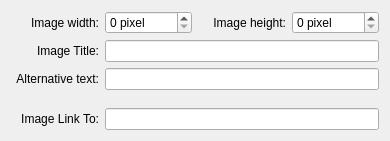
This is blogilo/src/composer/dialogs/editimagebase.ui in chusopr/kdepim-ktimetracker-akonadi as Qt 5 draws it before an edit. The edited form follows.
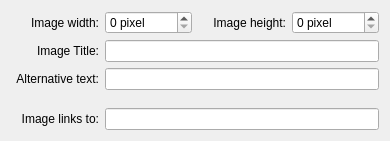
This is the edited form. Custom widgets are drawn as their Qt base class.

The edit to the form file:
```diff
--- a/blogilo/src/composer/dialogs/editimagebase.ui
+++ b/blogilo/src/composer/dialogs/editimagebase.ui
@@ -99,7 +99,7 @@
    <item row="5" column="0" >
     <widget class="QLabel" name="labelLink" >
      <property name="text" >
-      <string>Image Link To:</string>
+      <string>Image links to:</string>
      </property>
      <property name="alignment" >
       <set>Qt::AlignRight|Qt::AlignTrailing|Qt::AlignVCenter</set>
```
Left out of the diff: 6 changed lines with no effect on the pictures.
